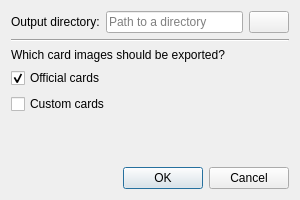
First picture: the form in mtg_proxy_printer/resources/ui/export_card_images_dialog.ui, repository luziferius/MTGProxyPrinter, before the edit.
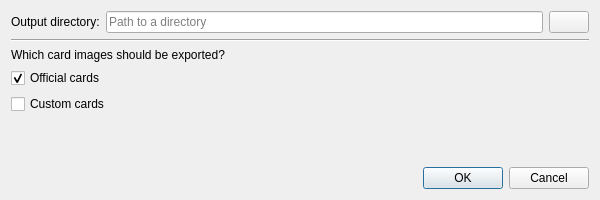
Second picture: the form after the edit. Icons and pictures are not drawn.

Commit message:
Double the export card images dialog width to 600px. This shows more of the selected directory path.
FossilOrigin-Name: 5c912b947e3383421b4fee843272b203a73f598d792f6bb1e3110ade2deaa063

The edit to the form file:
```diff
--- a/mtg_proxy_printer/resources/ui/export_card_images_dialog.ui
+++ b/mtg_proxy_printer/resources/ui/export_card_images_dialog.ui
@@ -9,7 +9,7 @@
    <rect>
     <x>0</x>
     <y>0</y>
-    <width>300</width>
+    <width>600</width>
     <height>200</height>
    </rect>
   </property>
```
